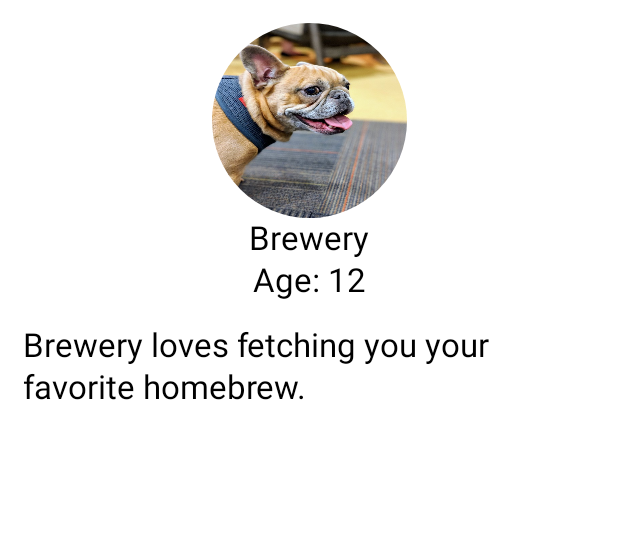
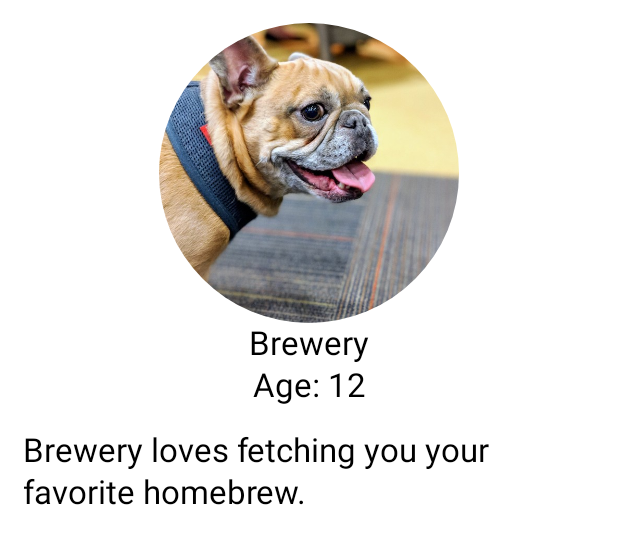
Before and after one commit to YaelAnaya/Pets, an Android app built with Jetpack Compose: the @Preview function PetDetailPreview, on a phone screen of 412 x 824 dp. Shown: the top 544 px of the screen. Run offline under Robolectric (Android 15) with nearby library versions, the phone set to English and light mode, and no system bars.

Commit message:
solve some refactor issues in MainActivity.kt.

```diff
--- a/app/src/main/java/ic/yao/pets/presentation/screen/PetDetailScreen.kt
+++ b/app/src/main/java/ic/yao/pets/presentation/screen/PetDetailScreen.kt
@@ -28,7 +28,10 @@ fun PetDetailScreen(
     modifier: Modifier = Modifier,
     pet: Pet
 ) {
-    PetDetailContent(pet = pet)
+    PetDetailContent(
+        modifier = modifier,
+        pet = pet
+    )
 }
 
 @Composable
@@ -45,11 +48,11 @@ fun PetDetailContent(
     ) {
         Image(
             modifier = modifier
-                .size(130.dp)
+                .size(200.dp)
                 .clip(shape = CircleShape),
             painter = painterResource(id = pet.drawableId),
             contentDescription = "Pet cover image",
-            contentScale = ContentScale.FillBounds
+            contentScale = ContentScale.Crop
         )
         Text(
             text = pet.name,
--- a/gradle/libs.versions.toml
+++ b/gradle/libs.versions.toml
@@ -8,7 +8,9 @@ espressoCore = "3.6.1"
 lifecycleRuntimeKtx = "2.8.5"
 activityCompose = "1.9.2"
 composeBom = "2024.04.01"
-extIcons = "1.7.3"
+extIcons = "1.7.4"
+navigation = "2.8.3"
+serializationJson = "1.4.1"
 
 [libraries]
 androidx-core-ktx = { group = "androidx.core", name = "core-ktx", version.ref = "coreKtx" }
@@ -26,6 +28,8 @@ androidx-ui-test-manifest = { group = "androidx.compose.ui", name = "ui-test-man
 androidx-ui-test-junit4 = { group = "androidx.compose.ui", name = "ui-test-junit4" }
 androidx-material3 = { group = "androidx.compose.material3", name = "material3" }
 androidx-material3-icons-extended = { group = "androidx.compose.material", name = "material-icons-extended", version.ref = "extIcons" }
+androidx-navigation-compose = { group = "androidx.navigation", name = "navigation-compose", version.ref = "navigation" }
+kotlinx-serialization-json = { group = "org.jetbrains.kotlinx", name = "kotlinx-serialization-json", version.ref = "serializationJson" }
 
 [plugins]
 android-application = { id = "com.android.application", version.ref = "agp" }
```
Also changed, not shown: app/build.gradle.kts (+4 -4 lines), app/src/main/java/ic/yao/pets/MainActivity.kt (+1 -24 lines).
